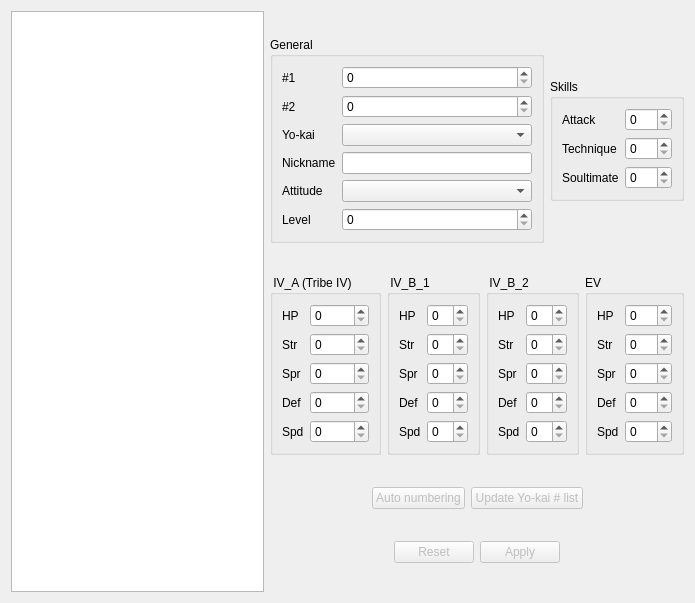
nobodyF34R/ykw-editors, file source-code/1/youkaitab.ui: the form before one commit.
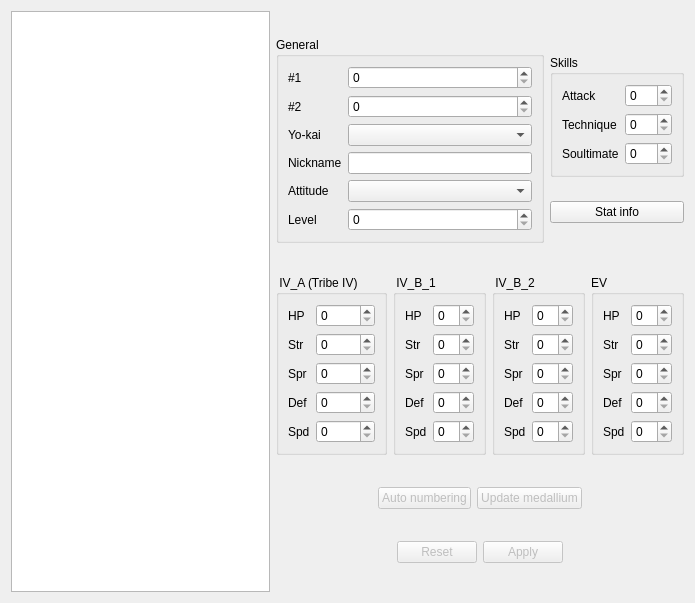
The form after the commit.

Commit message: 0.3.1 add 1s editing, stat info

Diff of the .ui file:
```diff
--- a/source-code/1/youkaitab.ui
+++ b/source-code/1/youkaitab.ui
@@ -138,6 +138,8 @@
         </widget>
        </item>
        <item>
+        <layout class="QVBoxLayout" name="verticalLayout_2">
+         <item>
         <widget class="QGroupBox" name="groupBox_5">
          <property name="sizePolicy">
           <sizepolicy hsizetype="Fixed" vsizetype="Fixed">
@@ -198,6 +200,15 @@
          </layout>
         </widget>
        </item>
+         <item>
+          <widget class="QPushButton" name="statInfoButton">
+           <property name="text">
+            <string>Stat info</string>
+           </property>
+          </widget>
+         </item>
+        </layout>
+       </item>
       </layout>
      </item>
      <item>
@@ -493,7 +504,7 @@
             <item row="0" column="1">
              <widget class="QSpinBox" name="EV_HPSB">
               <property name="maximum">
-               <number>255</number>
+               <number>20</number>
               </property>
              </widget>
             </item>
@@ -507,7 +518,7 @@
             <item row="1" column="1">
              <widget class="QSpinBox" name="EV_StrSB">
               <property name="maximum">
-               <number>255</number>
+               <number>20</number>
               </property>
              </widget>
             </item>
@@ -521,7 +532,7 @@
             <item row="2" column="1">
              <widget class="QSpinBox" name="EV_SprSB">
               <property name="maximum">
-               <number>255</number>
+               <number>20</number>
               </property>
              </widget>
             </item>
@@ -535,7 +546,7 @@
             <item row="3" column="1">
              <widget class="QSpinBox" name="EV_DefSB">
               <property name="maximum">
-               <number>255</number>
+               <number>20</number>
               </property>
              </widget>
             </item>
@@ -549,7 +560,7 @@
             <item row="4" column="1">
              <widget class="QSpinBox" name="EV_SpdSB">
               <property name="maximum">
-               <number>255</number>
+               <number>20</number>
               </property>
              </widget>
             </item>
@@ -591,7 +602,7 @@
           <bool>false</bool>
          </property>
          <property name="text">
-          <string>Update Yo-kai # list</string>
+          <string>Update medallium</string>
          </property>
         </widget>
        </item>
```
Lines whose indentation alone changed are shown as unchanged. The commit also changes 10 other files.
